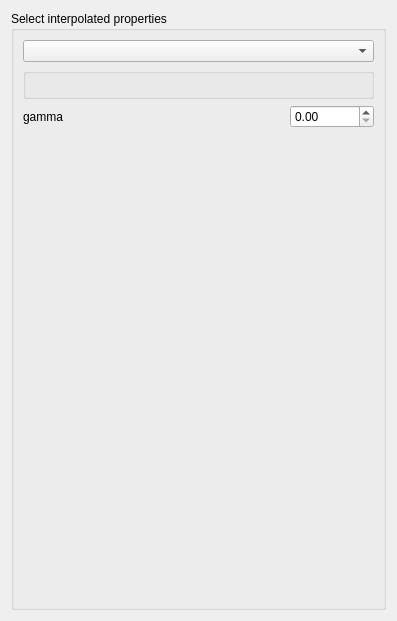
This is ui/block_transform.ui in robertorolo/LPM-Geomod_Suite as Qt 5 draws it before an edit. The edited form follows.
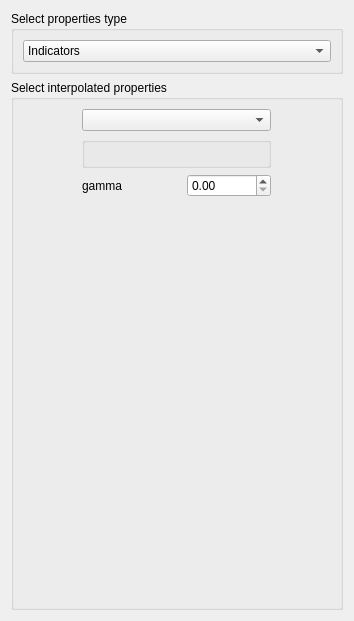
This is the edited form. Custom widgets are drawn as their Qt base class.

Patch:
```diff
--- a/ui/block_transform.ui
+++ b/ui/block_transform.ui
@@ -6,7 +6,7 @@
    <rect>
     <x>0</x>
     <y>0</y>
-    <width>397</width>
+    <width>354</width>
     <height>621</height>
    </rect>
   </property>
@@ -19,24 +19,43 @@
   <property name="AlgorithmDescription" stdset="0">
    <string>softmax transformation and entropy calculation</string>
   </property>
-  <layout class="QGridLayout" name="gridLayout">
+  <layout class="QGridLayout" name="gridLayout_3">
+   <item row="0" column="0">
+    <widget class="QGroupBox" name="groupBox_2">
+     <property name="title">
+      <string>Select properties type</string>
+     </property>
+     <layout class="QGridLayout" name="gridLayout_2">
+      <item row="0" column="0">
+       <widget class="QComboBox" name="comboBox">
+        <property name="sizePolicy">
+         <sizepolicy hsizetype="Expanding" vsizetype="Fixed">
+          <horstretch>0</horstretch>
+          <verstretch>0</verstretch>
+         </sizepolicy>
+        </property>
+        <item>
+         <property name="text">
+          <string>Indicators</string>
+         </property>
+        </item>
+        <item>
+         <property name="text">
+          <string>Signed Distances</string>
+         </property>
+        </item>
+       </widget>
+      </item>
+     </layout>
+    </widget>
+   </item>
    <item row="1" column="0">
     <widget class="QGroupBox" name="groupBox">
      <property name="title">
       <string>Select interpolated properties</string>
      </property>
-     <layout class="QGridLayout" name="gridLayout_2">
-      <item row="0" column="0" colspan="3">
-       <widget class="GridSelectorBasic" name="gridselectorbasic">
-        <property name="sizePolicy">
-         <sizepolicy hsizetype="Expanding" vsizetype="Fixed">
-          <horstretch>0</horstretch>
-          <verstretch>0</verstretch>
-         </sizepolicy>
-        </property>
-       </widget>
-      </item>
-      <item row="1" column="0" colspan="3">
+     <layout class="QGridLayout" name="gridLayout">
+      <item row="1" column="0" colspan="2">
        <widget class="OrderedPropertySelector" name="orderedpropertyselector">
         <property name="sizePolicy">
          <sizepolicy hsizetype="Expanding" vsizetype="Preferred">
@@ -46,7 +65,20 @@
         </property>
        </widget>
       </item>
-      <item row="5" column="1">
+      <item row="3" column="0">
+       <widget class="QLabel" name="label">
+        <property name="sizePolicy">
+         <sizepolicy hsizetype="Fixed" vsizetype="Preferred">
+          <horstretch>0</horstretch>
+          <verstretch>0</verstretch>
+         </sizepolicy>
+        </property>
+        <property name="text">
+         <string>gamma</string>
+        </property>
+       </widget>
+      </item>
+      <item row="5" column="0">
        <spacer name="verticalSpacer">
         <property name="orientation">
          <enum>Qt::Vertical</enum>
@@ -59,20 +91,7 @@
         </property>
        </spacer>
       </item>
-      <item row="2" column="0">
-       <widget class="QLabel" name="label">
-        <property name="sizePolicy">
-         <sizepolicy hsizetype="Fixed" vsizetype="Preferred">
-          <horstretch>0</horstretch>
-          <verstretch>0</verstretch>
-         </sizepolicy>
-        </property>
-        <property name="text">
-         <string>gamma</string>
-        </property>
-       </widget>
-      </item>
-      <item row="2" column="2">
+      <item row="3" column="1">
        <widget class="QDoubleSpinBox" name="doubleSpinBox">
         <property name="sizePolicy">
          <sizepolicy hsizetype="Fixed" vsizetype="Fixed">
@@ -85,6 +104,16 @@
         </property>
        </widget>
       </item>
+      <item row="0" column="0" colspan="2">
+       <widget class="GridSelectorBasic" name="gridselectorbasic">
+        <property name="sizePolicy">
+         <sizepolicy hsizetype="Expanding" vsizetype="Fixed">
+          <horstretch>0</horstretch>
+          <verstretch>0</verstretch>
+         </sizepolicy>
+        </property>
+       </widget>
+      </item>
      </layout>
     </widget>
    </item>
```
